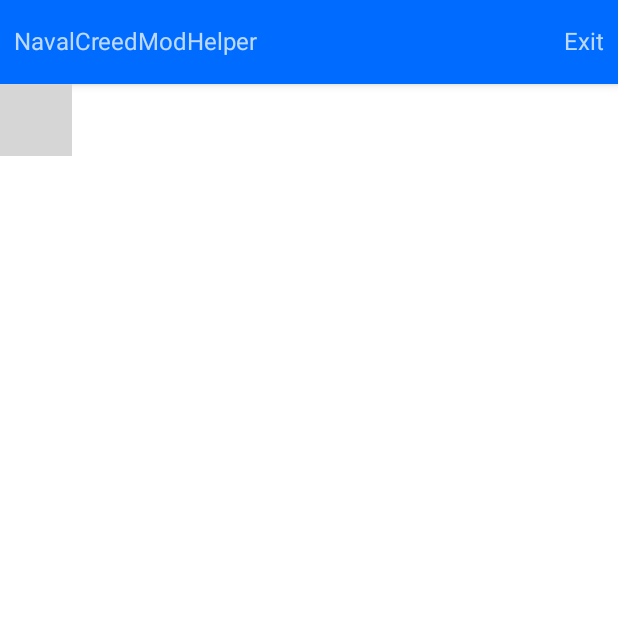
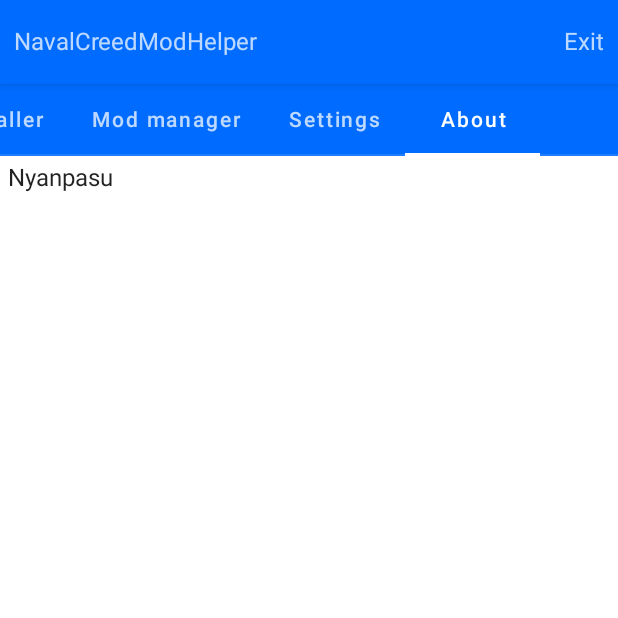
Before and after one commit to CHH2000day/NavalCreedModHelper, an Android app built with Jetpack Compose: the screen it shows after launch (MainActivity), on a phone screen of 412 x 824 dp, the top half of it. Run offline under Robolectric (Android 15) with nearby library versions, the phone set to English and light mode, and no system bars; libraries missing offline, so code that uses them is left out: com.tencent.bugly; 5 statements that could not run were skipped; grey boxes are pictures that could not be loaded.

Commit message:
Framework implementation of nav bar

```diff
--- a/app/build.gradle.kts
+++ b/app/build.gradle.kts
@@ -13,9 +13,9 @@
         applicationId = "com.chh2000day.nacvalcreed.modhelper.v4"
         minSdk = 24
         targetSdk = 30
-        versionCode = 110
-        versionName = "build-2021092200"
-        buildConfigField("int", "BuildVersion", "10106")
+        versionCode = 111
+        versionName = "build-2022043000"
+        buildConfigField("int", "BuildVersion", "10107")
         ndk {
             abiFilters += setOf("arm64-v8a", "x86")
         }
--- a/app/src/main/java/com/chh2000day/navalcreed/modhelper/MainActivity.kt
+++ b/app/src/main/java/com/chh2000day/navalcreed/modhelper/MainActivity.kt
@@ -7,6 +7,7 @@
 import androidx.compose.material.rememberScaffoldState
 import androidx.compose.runtime.LaunchedEffect
 import androidx.compose.runtime.rememberCoroutineScope
+import androidx.navigation.compose.rememberNavController
 import com.chh2000day.navalcreed.modhelper.ui.ActivityContent
 import com.chh2000day.navalcreed.modhelper.ui.MainTopBar
 import com.chh2000day.navalcreed.modhelper.ui.theme.NavalCreedModHelperTheme
@@ -31,6 +32,7 @@
         super.onCreate(savedInstanceState)
         setContent {
             NavalCreedModHelperTheme {
+                val navController = rememberNavController()
                 val scaffoldState = rememberScaffoldState()
                 val coroutineScope = rememberCoroutineScope()
                 // A surface container using the 'background' color from the theme
@@ -46,7 +48,7 @@
                         MainTopBar()
                     }
                 ) {
-                    ActivityContent()
+                    ActivityContent(navController)
                 }
             }
         }
--- /dev/null
+++ b/app/src/main/java/com/chh2000day/navalcreed/modhelper/ui/MainFramework.kt
@@ -0,0 +1,154 @@
+package com.chh2000day.navalcreed.modhelper.ui
+
+import androidx.compose.foundation.clickable
+import androidx.compose.foundation.layout.*
+import androidx.compose.material.*
+import androidx.compose.runtime.Composable
+import androidx.compose.runtime.mutableStateOf
+import androidx.compose.runtime.remember
+import androidx.compose.ui.Modifier
+import androidx.compose.ui.res.stringResource
+import androidx.compose.ui.text.style.TextAlign
+import androidx.compose.ui.tooling.preview.Preview
+import androidx.compose.ui.unit.dp
+import androidx.navigation.NavController
+import androidx.navigation.NavDestination.Companion.hierarchy
+import androidx.navigation.NavGraph.Companion.findStartDestination
+import androidx.navigation.NavHostController
+import androidx.navigation.compose.NavHost
+import androidx.navigation.compose.composable
+import androidx.navigation.compose.rememberNavController
+import com.chh2000day.navalcreed.modhelper.MainActivity
+import com.chh2000day.navalcreed.modhelper.R
+import com.chh2000day.navalcreed.modhelper.enums.Screen
+import com.chh2000day.navalcreed.modhelper.enums.screenList
+import com.chh2000day.navalcreed.modhelper.ui.theme.BluePrimaryDark
+
+
+@Composable
+internal fun MainActivity.MainTopBar() {
+    val shouldShowExitDialog = remember { mutableStateOf(false) }
+    TopAppBar {
+        Text(
+            getString(R.string.app_name), modifier = Modifier
+                .weight(90.0F)
+                .padding(5.dp)
+        )
+        Text(getString(R.string.exit), textAlign = TextAlign.Right, modifier = Modifier
+            .weight(20.0F)
+            .clickable {
+                shouldShowExitDialog.value = true
+            }
+            .padding(5.dp)
+        )
+    }
+    if (shouldShowExitDialog.value) {
+        AlertDialog(
+            onDismissRequest = {
+                shouldShowExitDialog.value = false
+            },
+            title = { Text(getString(R.string.notice)) },
+            text = { Text(getString(R.string.exitmsg)) },
+            buttons = {
+                Row(horizontalArrangement = Arrangement.End) {
+                    Spacer(modifier = Modifier.weight(60.0f))
+                    Text(
+                        text = stringResource(R.string.cancel),
+                        modifier = Modifier
+                            .clickable {
+                                shouldShowExitDialog.value = false
+                            }
+                            .weight(20.0f)
+                            .padding(10.dp),
+                        textAlign = TextAlign.Center,
+                        color = BluePrimaryDark
+                    )
+                    Text(
+                        text = stringResource(R.string.exit),
+                        modifier = Modifier
+                            .clickable { finish() }
+                            .weight(20.0f)
+                            .padding(10.dp),
+                        textAlign = TextAlign.Center,
+                        color = BluePrimaryDark
+                    )
+                }
+            }
+        )
+    }
+}
+
+
+@Composable
+internal fun MainActivity.ActivityContent(navController: NavHostController) {
+    Column {
+        NavBar(navController)
+        NavHost(
+            navController = navController,
+            startDestination = Screen.About.route,
+            modifier = Modifier.padding(5.dp)
+        ) {
+            composable(Screen.About.route) {
+                AboutPage()
+            }
+            composable(Screen.BackGround.route) {
+
+            }
+            composable(Screen.BackGroundMusic.route) {
+
+            }
+            composable(Screen.CrewPic.route) {
+
+            }
+            composable(Screen.CustomShipName.route) {
+
+            }
+            composable(Screen.LoginMovie.route) {
+
+            }
+            composable(Screen.ModInstaller.route) {
+
+            }
+            composable(Screen.ModManager.route) {
+
+            }
+            composable(Screen.Settings.route) {
+
+            }
+        }
+    }
+}
+
+@Composable
+internal fun NavBar(navController: NavController) {
+    val selectedIndex = remember { mutableStateOf(screenList.lastIndex) }
+    ScrollableTabRow(selectedTabIndex = selectedIndex.value) {
+        screenList.forEachIndexed { index, screen ->
+            Tab(selected = navController.currentDestination?.hierarchy?.any { it.route == screen.route } == true,
+                onClick = {
+                    navController.navigate(screen.route) {
+                        // Pop up to the start destination of the graph to
+                        // avoid building up a large stack of destinations
+                        // on the back stack as users select items
+                        popUpTo(navController.graph.findStartDestination().id) {
+                            saveState = true
+                        }
+                        // Avoid multiple copies of the same destination when
+                        // reselecting the same item
+                        launchSingleTop = true
+                        // Restore state when reselecting a previously selected item
+                        restoreState = true
+                    }
+                    selectedIndex.value = index
+                }, text = { Text(text = stringResource(id = screen.stringResId)) })
+        }
+    }
+
+}
+
+@Preview
+@Composable
+fun ShowNavBar() {
+    val navController = rememberNavController()
+    NavBar(navController)
+}
--- a/app/src/main/java/com/chh2000day/navalcreed/modhelper/ui/MianFramework.kt
+++ /dev/null
@@ -1,97 +0,0 @@
-package com.chh2000day.navalcreed.modhelper.ui
-
-import androidx.compose.foundation.clickable
-import androidx.compose.foundation.layout.*
-import androidx.compose.material.AlertDialog
-import androidx.compose.material.Text
-import androidx.compose.material.TopAppBar
-import androidx.compose.runtime.Composable
-import androidx.compose.runtime.mutableStateOf
-import androidx.compose.runtime.remember
-import androidx.compose.ui.Modifier
-import androidx.compose.ui.text.style.TextAlign
-import androidx.compose.ui.tooling.preview.Preview
-import androidx.compose.ui.unit.dp
-import androidx.navigation.NavController
-import androidx.navigation.compose.NavHost
-import androidx.navigation.compose.composable
-import androidx.navigation.compose.rememberNavController
-import com.chh2000day.navalcreed.modhelper.MainActivity
-import com.chh2000day.navalcreed.modhelper.R
-import com.chh2000day.navalcreed.modhelper.enums.UiPages
-import com.chh2000day.navalcreed.modhelper.ui.theme.BluePrimaryDark
-
-
-@Preview
-@Composable
-internal fun MainActivity.MainTopBar() {
-    val shouldShowExitDialog = remember { mutableStateOf(false) }
-    TopAppBar {
-        Text(
-            getString(R.string.app_name), modifier = Modifier
-                .weight(90.0F)
-                .padding(5.dp)
-        )
-        Text(getString(R.string.exit), textAlign = TextAlign.Right, modifier = Modifier
-            .weight(20.0F)
-            .clickable {
-                shouldShowExitDialog.value = true
-            }
-            .padding(5.dp)
-        )
-    }
-    if (shouldShowExitDialog.value) {
-        AlertDialog(
-            onDismissRequest = {
-                shouldShowExitDialog.value = false
-            },
-            title = { Text(getString(R.string.notice)) },
-            text = { Text(getString(R.string.exitmsg)) },
-            buttons = {
-                Row(horizontalArrangement = Arrangement.End) {
-                    Spacer(modifier = Modifier.weight(60.0f))
-                    Text(
-                        text = getString(R.string.cancel),
-                        modifier = Modifier
-                            .clickable {
-                                shouldShowExitDialog.value = false
-                            }
-                            .weight(20.0f)
-                            .padding(10.dp),
-                        textAlign = TextAlign.Center,
-                        color = BluePrimaryDark
-                    )
-                    Text(
-                        text = getString(R.string.exit),
-                        modifier = Modifier
-                            .clickable { finish() }
-                            .weight(20.0f)
-                            .padding(10.dp),
-                        textAlign = TextAlign.Center,
-                        color = BluePrimaryDark
-                    )
-                }
-            }
-        )
-    }
-}
-
-
-@Preview
-@Composable
-internal fun MainActivity.ActivityContent() {
-    val navController = rememberNavController()
-    NavBar(navController)
-    NavHost(navController = navController, startDestination = UiPages.About.path) {
-        composable(UiPages.About.path) {
-            AboutPage()
-        }
-    }
-}
-
-@Composable
-internal fun MainActivity.NavBar(navController: NavController) {
-    Row(Modifier.height(50.dp)) {
-
-    }
-}
--- a/app/src/main/res/values/strings.xml
+++ b/app/src/main/res/values/strings.xml
@@ -123,4 +123,13 @@
     <string name="version_too_high">This device is not supported.\nDue to the limitation of scoped storage which is introduced sice Android 11,we can\'t get permission needed to do modifications.</string>
     <string name="android11_saf_message">Please select the \"USE THIS FOLDER\" button at the bottom of the screen in the next scene</string>
     <string name="title_activity_main">MainActivity</string>
+    <string name="background_img">Background image</string>
+    <string name="background_music">Background music</string>
+    <string name="crew_profile_img">Crew profile image</string>
+    <string name="custom_ship_name">Custom shipname</string>
+    <string name="about">About</string>
+    <string name="settings">Settings</string>
+    <string name="login_movie">Login movie</string>
+    <string name="mod_manager">Mod manager</string>
+    <string name="mod_installer">Mod installer</string>
 </resources>
```
Also changed, not shown: 1 other file.
